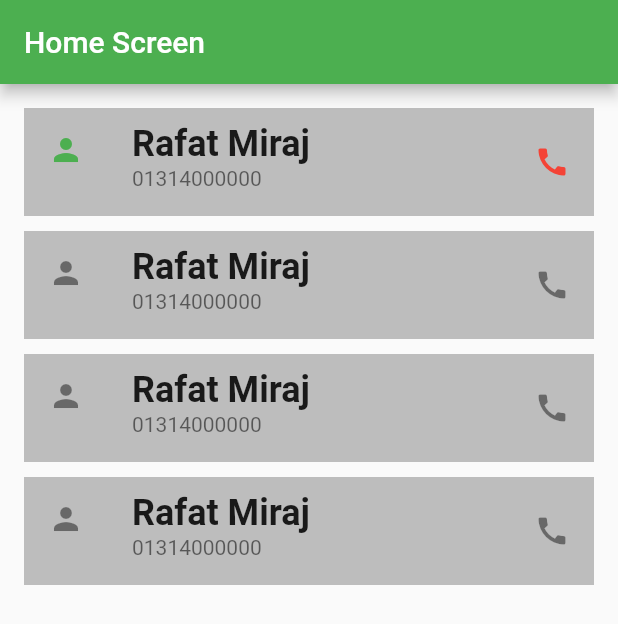
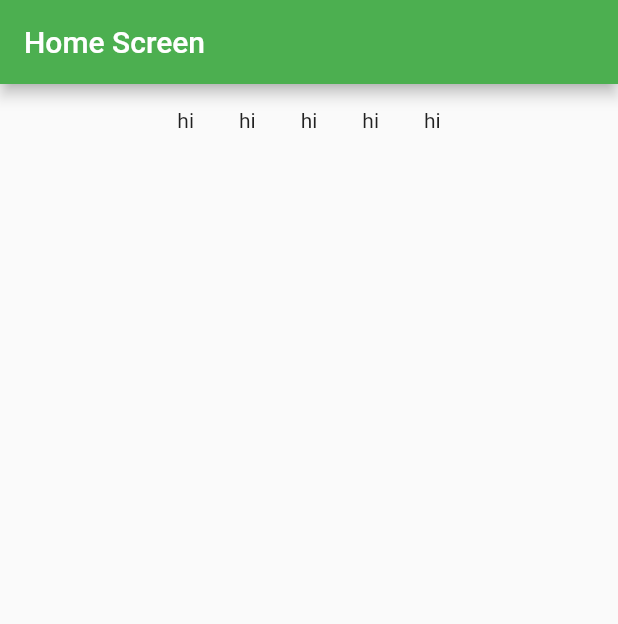
Before and after one commit to AbdullahThalha/Flutter, a Flutter app: the screen it shows after launch, on a phone screen of 412 x 824 dp. Shown: the top 624 px of the screen. Run offline on Flutter 3.47's test engine with Material 2 defaults, Android fonts, the phone set to English and light mode, and no system bars.

Commit message:
wrapping added

```diff
--- a/lib/main.dart
+++ b/lib/main.dart
@@ -36,49 +36,19 @@ class Homepage extends StatelessWidget {
         child: Center(
           child:Column(
             children: [
-              ListTile(
-                title: Text('Rafat Miraj',style: TextStyle(fontWeight: FontWeight.bold,fontSize: 24),),
-                subtitle: Text('01314000000'),
-                leading: Icon(Icons.person,color: Colors.green,size: 24,),///set icon on the left side of title
-                trailing: Icon(Icons.call) ,///set icon on right side
-                tileColor: Colors.grey.shade400,
-                iconColor: Colors.red,
-                onTap: (){
+              Wrap(///wrapping is like row ,but in wrapping if overlapping something
+                spacing: 30,
+                children: [
+                  Text('hi'),
+                  Text('hi'),
+                  Text('hi'),
+                  Text('hi'),
+                  Text('hi'),
 
-                },
+                ],
+              )
 
 
-              ),
-              SizedBox(height: 10,),
-              ListTile(
-                title: Text('Rafat Miraj',style: TextStyle(fontWeight: FontWeight.bold,fontSize: 24),),
-                subtitle: Text('01314000000'),
-                leading: Icon(Icons.person),///set icon on the left side of title
-                trailing: Icon(Icons.call) ,///set icon on right side
-                tileColor: Colors.grey.shade400,
-
-
-              ),
-              SizedBox(height: 10,),
-              ListTile(
-                title: Text('Rafat Miraj',style: TextStyle(fontWeight: FontWeight.bold,fontSize: 24),),
-                subtitle: Text('01314000000'),
-                leading: Icon(Icons.person),///set icon on the left side of title
-                trailing: Icon(Icons.call) ,///set icon on right side
-                tileColor: Colors.grey.shade400,
-
-
-              ),
-              SizedBox(height: 10,),
-              ListTile(
-                title: Text('Rafat Miraj',style: TextStyle(fontWeight: FontWeight.bold,fontSize: 24),),
-                subtitle: Text('01314000000'),
-                leading: Icon(Icons.person),///set icon on the left side of title
-                trailing: Icon(Icons.call) ,///set icon on right side
-                tileColor: Colors.grey.shade400,
-
-
-              ),
             ],
           ),
 
```
